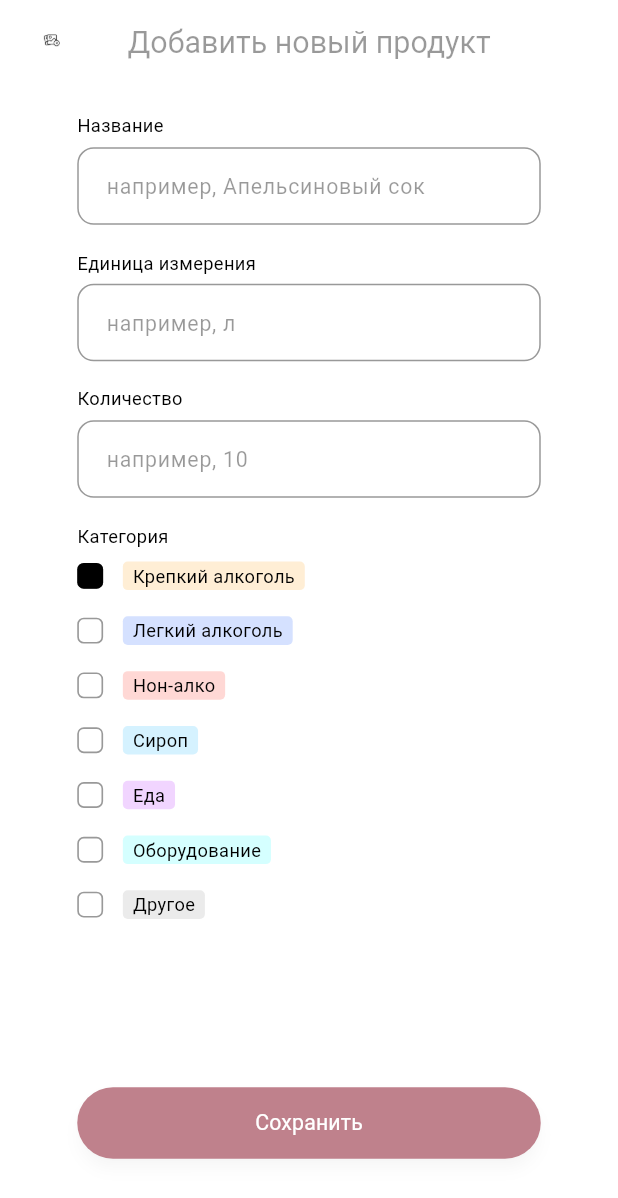
After one commit to nvsich/csevent, a Flutter app: the AddIngredientScreen screen opened directly, on a phone screen of 412 x 824 dp. The commit adds this screen. Shown: the top 1198 px of the screen. Run offline on Flutter 3.47's test engine with Material 3 defaults, Android fonts, the light colour scheme and no system bars; our stand-ins replace cached_network_image, flutter_svg, pin_code_fields; Roboto replaces fonts that are missing (Montserrat).

Commit message:
add AddIngredientScreen

```diff
--- a/lib/routes/route_generator.dart
+++ b/lib/routes/route_generator.dart
@@ -3,6 +3,7 @@ import 'package:csevent/screens/dashboard/profile/edit_profile_screen.dart';
 import 'package:csevent/screens/dashboard/profile/organizations_profile_screen.dart';
 import 'package:csevent/screens/dashboard/screens/dashboard.dart';
 import 'package:csevent/screens/dashboard/screens/events/add_cocktail_screen.dart';
+import 'package:csevent/screens/dashboard/screens/events/add_ingredient_screen.dart';
 import 'package:csevent/screens/dashboard/screens/events/add_member_to_event_screen.dart';
 import 'package:csevent/screens/dashboard/screens/events/add_new_event_screen.dart';
 import 'package:csevent/screens/dashboard/screens/events/cocktail_details_screen.dart';
@@ -50,7 +51,10 @@ class RouteGenerator {
   static const String eventBarCard = '/dashboard/events/details/barcard';
 
   static const String cocktailDetails =
-      'dashboard/events/details/barcart/cocktail';
+      '/dashboard/events/details/barcard/cocktail';
+
+  static const String addIngredient =
+      '/dashboard/events/details/barcard/cocktail/add-ingredient';
 
   static const String addCocktail =
       '/dashboard/events/details/barcard/add-cocktail';
@@ -158,6 +162,9 @@ class RouteGenerator {
         return MaterialPageRoute(
             builder: (_) => CocktailDetailsScreen(cocktailId: args as String));
 
+      case addIngredient:
+        return MaterialPageRoute(builder: (_) => const AddIngredientScreen());
+
       default:
         return _errorRoute();
     }
--- /dev/null
+++ b/lib/screens/dashboard/screens/events/add_ingredient_screen.dart
@@ -0,0 +1,256 @@
+import 'package:csevent/core/app_export.dart';
+import 'package:csevent/widgets/app_bar/appbar_leading_image.dart';
+import 'package:csevent/widgets/app_bar/appbar_subtitle.dart';
+import 'package:csevent/widgets/app_bar/custom_app_bar_image.dart';
+import 'package:csevent/widgets/custom_elevated_button.dart';
+import 'package:csevent/widgets/custom_text_form_field.dart';
+import 'package:flutter/material.dart';
+
+class AddIngredientScreen extends StatefulWidget {
+  const AddIngredientScreen({super.key});
+
+  @override
+  State<AddIngredientScreen> createState() => _AddIngredientScreen();
+}
+
+class _AddIngredientScreen extends State<AddIngredientScreen> {
+  TextEditingController nameController = TextEditingController();
+
+  TextEditingController unitController = TextEditingController();
+
+  TextEditingController amountController = TextEditingController();
+
+  int _selectedCategory = 1;
+
+  void _selectCategory(int category) {
+    setState(() {
+      _selectedCategory = category;
+    });
+  }
+
+  @override
+  Widget build(BuildContext context) {
+    return Scaffold(
+      resizeToAvoidBottomInset: false,
+      appBar: _buildAppBar(context),
+      body: Container(
+        width: double.maxFinite,
+        padding: EdgeInsets.symmetric(
+          horizontal: 47.h,
+          vertical: 18.v,
+        ),
+        child: Column(
+          crossAxisAlignment: CrossAxisAlignment.start,
+          children: [
+            Text(
+              "Название",
+              style: theme.textTheme.bodySmall,
+            ),
+            SizedBox(
+              height: 6.v,
+            ),
+            _buildNameForm(context),
+            SizedBox(
+              height: 17.v,
+            ),
+            Text(
+              "Единица измерения",
+              style: theme.textTheme.bodySmall,
+            ),
+            SizedBox(
+              height: 5.v,
+            ),
+            _buildUnitForm(context),
+            SizedBox(
+              height: 16.v,
+            ),
+            Text(
+              "Количество",
+              style: theme.textTheme.bodySmall,
+            ),
+            SizedBox(
+              height: 6.v,
+            ),
+            _buildAmountForm(context),
+            SizedBox(
+              height: 17.v,
+            ),
+            Text(
+              "Категория",
+              style: theme.textTheme.bodySmall,
+            ),
+            SizedBox(
+              height: 7.v,
+            ),
+            _buildCategoryRow(
+              context: context,
+              categoryName: "Крепкий алкоголь",
+              decoration: AppDecoration.fillOrange.copyWith(
+                borderRadius: BorderRadiusStyle.roundedBorder3,
+              ),
+              categoryId: 1,
+            ),
+            SizedBox(height: 15.v),
+            _buildCategoryRow(
+              context: context,
+              categoryName: "Легкий алкоголь",
+              decoration: AppDecoration.fillBlue.copyWith(
+                borderRadius: BorderRadiusStyle.roundedBorder3,
+              ),
+              categoryId: 2,
+            ),
+            SizedBox(height: 15.v),
+            _buildCategoryRow(
+              context: context,
+              categoryName: "Нон-алко",
+              decoration: AppDecoration.fillRed.copyWith(
+                borderRadius: BorderRadiusStyle.roundedBorder3,
+              ),
+              categoryId: 3,
+            ),
+            SizedBox(height: 15.v),
+            _buildCategoryRow(
+              context: context,
+              categoryName: "Сироп",
+              decoration: AppDecoration.fillLightBlue.copyWith(
+                borderRadius: BorderRadiusStyle.roundedBorder3,
+              ),
+              categoryId: 4,
+            ),
+            SizedBox(height: 15.v),
+            _buildCategoryRow(
+              context: context,
+              categoryName: "Еда",
+              decoration: AppDecoration.fillPurple.copyWith(
+                borderRadius: BorderRadiusStyle.roundedBorder3,
+              ),
+              categoryId: 5,
+            ),
+            SizedBox(height: 15.v),
+            _buildCategoryRow(
+              context: context,
+              categoryName: "Оборудование",
+              decoration: AppDecoration.fillCyan.copyWith(
+                borderRadius: BorderRadiusStyle.roundedBorder3,
+              ),
+              categoryId: 6,
+            ),
+            SizedBox(height: 15.v),
+            _buildCategoryRow(
+              context: context,
+              categoryName: "Другое",
+              decoration: AppDecoration.fillGray.copyWith(
+                borderRadius: BorderRadiusStyle.roundedBorder3,
+              ),
+              categoryId: 7,
+            ),
+          ],
+        ),
+      ),
+      bottomNavigationBar: _buildSaveButton(context),
+    );
+  }
+
+  Widget _buildCategoryRow({
+    required BuildContext context,
+    required String categoryName,
+    required Decoration decoration,
+    required int categoryId,
+  }) {
+    return Row(
+      children: [
+        _buildCategorySelectorBox(context, categoryId),
+        Flexible(
+          child: Container(
+            margin: EdgeInsets.only(left: 12.h),
+            padding: EdgeInsets.symmetric(horizontal: 6.h, vertical: 1.v),
+            decoration: decoration,
+            child: Text(
+              categoryName,
+              style: theme.textTheme.bodySmall,
+            ),
+          ),
+        ),
+      ],
+    );
+  }
+
+  Widget _buildCategorySelectorBox(BuildContext context, int category) {
+    return GestureDetector(
+      onTap: () => _selectCategory(category),
+      child: Container(
+        height: 17.adaptSize,
+        width: 17.adaptSize,
+        margin: EdgeInsets.symmetric(
+          vertical: 2.v,
+        ),
+        decoration: BoxDecoration(
+          color:
+              _selectedCategory == category ? Colors.black : Colors.transparent,
+          borderRadius: BorderRadius.circular(4.h),
+          border: Border.all(
+            color: appTheme.black900.withOpacity(0.4),
+            width: 1.h,
+          ),
+        ),
+      ),
+    );
+  }
+
+  PreferredSizeWidget _buildAppBar(BuildContext context) {
+    return CustomAppBar(
+      leadingWidth: 45.h,
+      leading: AppbarLeadingImage(
+        onTap: () {
+          Navigator.of(context).pop();
+        },
+        imagePath: ImageConstant.imgNotFound,
+        margin: EdgeInsets.only(
+          left: 18.h,
+          top: 16.v,
+          bottom: 19.v,
+        ),
+      ),
+      centerTitle: true,
+      title: const AppbarSubtitle(
+        text: "Добавить новый продукт",
+      ),
+    );
+  }
+
+  Widget _buildNameForm(BuildContext context) {
+    return CustomTextFormField(
+      controller: nameController,
+      hintText: "например, Апельсиновый сок",
+    );
+  }
+
+  Widget _buildUnitForm(BuildContext context) {
+    return CustomTextFormField(
+      controller: unitController,
+      hintText: "например, л",
+    );
+  }
+
+  Widget _buildAmountForm(BuildContext context) {
+    return CustomTextFormField(
+      controller: amountController,
+      hintText: "например, 10",
+      textInputAction: TextInputAction.done,
+    );
+  }
+
+  Widget _buildSaveButton(BuildContext context) {
+    return CustomElevatedButton(
+      text: "Сохранить",
+      margin: EdgeInsets.only(
+        left: 47.h,
+        right: 47.h,
+        bottom: 47.h,
+      ),
+      onPressed: () {
+        Navigator.of(context).pop();
+      },
+    );
+  }
+}
--- a/lib/screens/dashboard/screens/events/cocktail_details_screen.dart
+++ b/lib/screens/dashboard/screens/events/cocktail_details_screen.dart
@@ -1,4 +1,5 @@
 import 'package:csevent/core/app_export.dart';
+import 'package:csevent/routes/route_generator.dart';
 import 'package:csevent/widgets/app_bar/appbar_leading_image.dart';
 import 'package:csevent/widgets/app_bar/appbar_title.dart';
 import 'package:csevent/widgets/app_bar/custom_app_bar_image.dart';
@@ -112,13 +113,17 @@ class _CocktailDetailsScreenState extends State<CocktailDetailsScreen> {
                     amount: "10 л",
                   ),
                   SizedBox(
-                    height: 6.v,
+                    height: 10.v,
                   ),
                   _buildIngr(
                     context,
                     tag: "Джин",
                     amount: "10 л",
                   ),
+                  SizedBox(
+                    height: 10.v,
+                  ),
+                  _buildAddIngrButton(context),
                 ],
               ),
             ),
@@ -133,7 +138,9 @@ class _CocktailDetailsScreenState extends State<CocktailDetailsScreen> {
               ),
               child: CustomElevatedButton(
                 text: "Сохранить",
-                onPressed: () {},
+                onPressed: () {
+                  Navigator.of(context).pop();
+                },
               ),
             ),
           ),
@@ -255,4 +262,21 @@ class _CocktailDetailsScreenState extends State<CocktailDetailsScreen> {
       ),
     );
   }
+
+  Widget _buildAddIngrButton(BuildContext context) {
+    return GestureDetector(
+      onTap: () {
+        Navigator.of(context).pushNamed(RouteGenerator.addIngredient);
+      },
+      child: Padding(
+        padding: EdgeInsets.only(
+          left: 2.h,
+        ),
+        child: Text(
+          "Добавить ингредиент",
+          style: theme.textTheme.labelLarge,
+        ),
+      ),
+    );
+  }
 }
```
